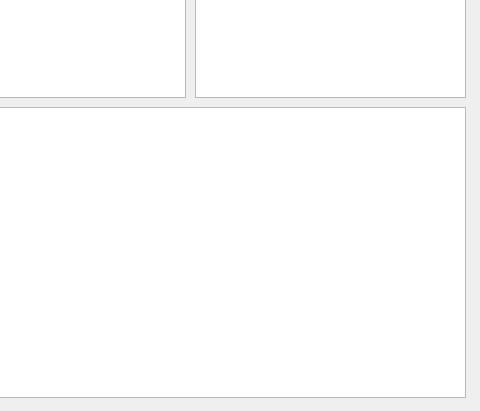
First picture: the form in Dialoge/dialog_tageszettel.ui, repository TischlerWilly/azwkz, before the edit; both pictures show x 575 to 1055 and y 263 to 674 of the 1055 by 674 pixel window.
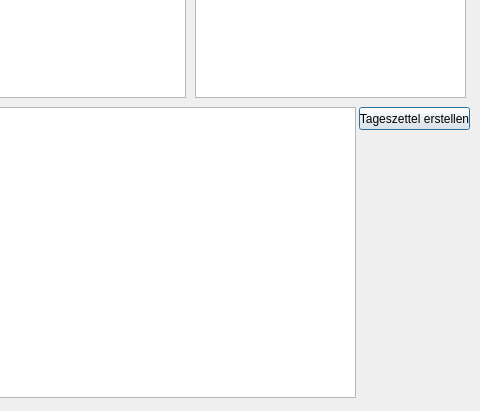
Second picture: the form after the edit.

Commit message: tageszettel erstellen begonnen

Diff of the .ui file:
```diff
--- a/Dialoge/dialog_tageszettel.ui
+++ b/Dialoge/dialog_tageszettel.ui
@@ -61,7 +61,7 @@
     <rect>
      <x>330</x>
      <y>370</y>
-     <width>711</width>
+     <width>601</width>
      <height>291</height>
     </rect>
    </property>
@@ -76,6 +76,19 @@
     </rect>
    </property>
   </widget>
+  <widget class="QPushButton" name="pushButton_tagzet_erstellen">
+   <property name="geometry">
+    <rect>
+     <x>934</x>
+     <y>370</y>
+     <width>111</width>
+     <height>23</height>
+    </rect>
+   </property>
+   <property name="text">
+    <string>Tageszettel erstellen</string>
+   </property>
+  </widget>
  </widget>
  <resources/>
  <connections/>
```
The commit also changes 8 other files.
